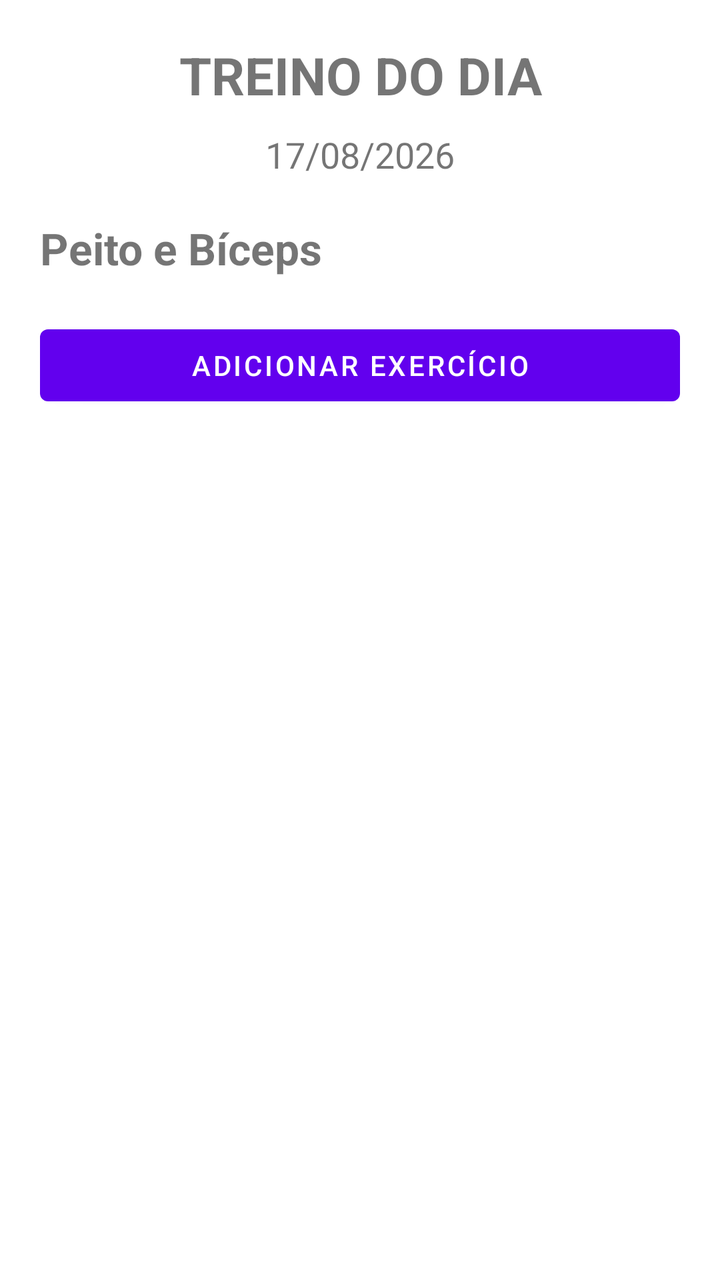
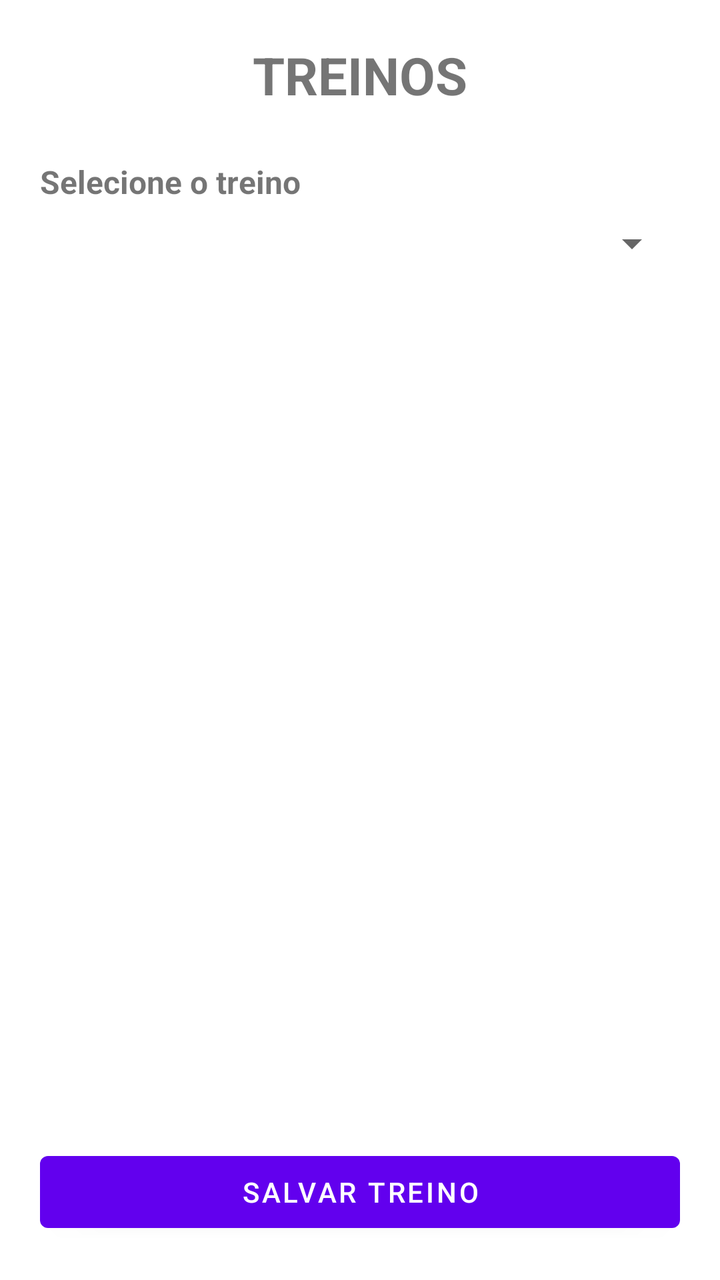

Screens rendered from an Android XML layout before and after an edit, with the pre-edit source and the edit as a unified diff.
<!-- AndroidManifest.xml: application theme Theme.GymNote -->
<!-- res/layout/fragment_treinos.xml -->
<?xml version="1.0" encoding="utf-8"?>
<LinearLayout xmlns:android="http://schemas.android.com/apk/res/android"
    xmlns:tools="http://schemas.android.com/tools"
    android:layout_width="match_parent"
    android:layout_height="match_parent"
    android:orientation="vertical"
    android:padding="20dp"
    tools:context=".ui.menu.TreinosFragment">

    <TextView
        android:layout_width="match_parent"
        android:layout_height="wrap_content"
        android:text="TREINO DO DIA"
        android:textSize="26sp"
        android:textStyle="bold"
        android:gravity="center" />

    <TextView
        android:id="@+id/txtDataTreino"
        android:layout_width="match_parent"
        android:layout_height="wrap_content"
        android:layout_marginTop="10dp"
        android:text="17/08/2026"
        android:textSize="18sp"
        android:gravity="center" />

    <TextView
        android:id="@+id/txtNomeTreino"
        android:layout_width="match_parent"
        android:layout_height="wrap_content"
        android:layout_marginTop="20dp"
        android:text="Peito e Bíceps"
        android:textSize="22sp"
        android:textStyle="bold" />

    <Button
        android:id="@+id/btAdicionarExercicio"
        android:layout_width="match_parent"
        android:layout_height="wrap_content"
        android:layout_marginTop="20dp"
        android:text="ADICIONAR EXERCÍCIO" />

    <ListView
        android:id="@+id/listaExercicios"
        android:layout_width="match_parent"
        android:layout_height="0dp"
        android:layout_marginTop="15dp"
        android:layout_weight="1" />

</LinearLayout>
<!-- resources referenced by this layout -->
<resources>
  <style name="Theme.GymNote" parent="Theme.MaterialComponents.DayNight.DarkActionBar">
          
          <item name="colorPrimary">@color/purple_500</item>
          <item name="colorPrimaryVariant">@color/purple_700</item>
          <item name="colorOnPrimary">@color/white</item>
          
          <item name="colorSecondary">@color/teal_200</item>
          <item name="colorSecondaryVariant">@color/teal_700</item>
          <item name="colorOnSecondary">@color/black</item>
          
          <item name="android:statusBarColor">?attr/colorPrimaryVariant</item>
          
      </style>
  <color name="purple_500">#FF6200EE</color>
  <color name="purple_700">#FF3700B3</color>
  <color name="white">#FFFFFFFF</color>
  <color name="teal_200">#FF03DAC5</color>
  <color name="teal_700">#FF018786</color>
  <color name="black">#FF000000</color>
</resources>

<!-- the commit's change to res/layout/fragment_treinos.xml (unified diff, before → after) -->
@@ -10,41 +10,52 @@
     <TextView
         android:layout_width="match_parent"
         android:layout_height="wrap_content"
-        android:text="TREINO DO DIA"
+        android:gravity="center"
+        android:text="TREINOS"
         android:textSize="26sp"
-        android:textStyle="bold"
-        android:gravity="center" />
+        android:textStyle="bold" />
 
     <TextView
-        android:id="@+id/txtDataTreino"
         android:layout_width="match_parent"
         android:layout_height="wrap_content"
-        android:layout_marginTop="10dp"
-        android:text="17/08/2026"
-        android:textSize="18sp"
-        android:gravity="center" />
+        android:layout_marginTop="25dp"
+        android:text="Selecione o treino"
+        android:textSize="16sp"
+        android:textStyle="bold" />
 
-    <TextView
-        android:id="@+id/txtNomeTreino"
+    <Spinner
+        android:id="@+id/spTreino"
         android:layout_width="match_parent"
         android:layout_height="wrap_content"
+        android:layout_marginTop="8dp" />
+
+    <ScrollView
+        android:layout_width="match_parent"
+        android:layout_height="0dp"
         android:layout_marginTop="20dp"
-        android:text="Peito e Bíceps"
-        android:textSize="22sp"
-        android:textStyle="bold" />
+        android:layout_weight="1">
+
+        <HorizontalScrollView
+            android:layout_width="match_parent"
+            android:layout_height="wrap_content">
+
+            <TableLayout
+                android:id="@+id/tabelaExercicios"
+                android:layout_width="wrap_content"
+                android:layout_height="wrap_content"
+                android:stretchColumns="1,2,3">
+
+            </TableLayout>
+
+        </HorizontalScrollView>
+
+    </ScrollView>
 
     <Button
-        android:id="@+id/btAdicionarExercicio"
+        android:id="@+id/btSalvarTreino"
         android:layout_width="match_parent"
         android:layout_height="wrap_content"
-        android:layout_marginTop="20dp"
-        android:text="ADICIONAR EXERCÍCIO" />
-
-    <ListView
-        android:id="@+id/listaExercicios"
-        android:layout_width="match_parent"
-        android:layout_height="0dp"
         android:layout_marginTop="15dp"
-        android:layout_weight="1" />
+        android:text="SALVAR TREINO" />
 
 </LinearLayout>
